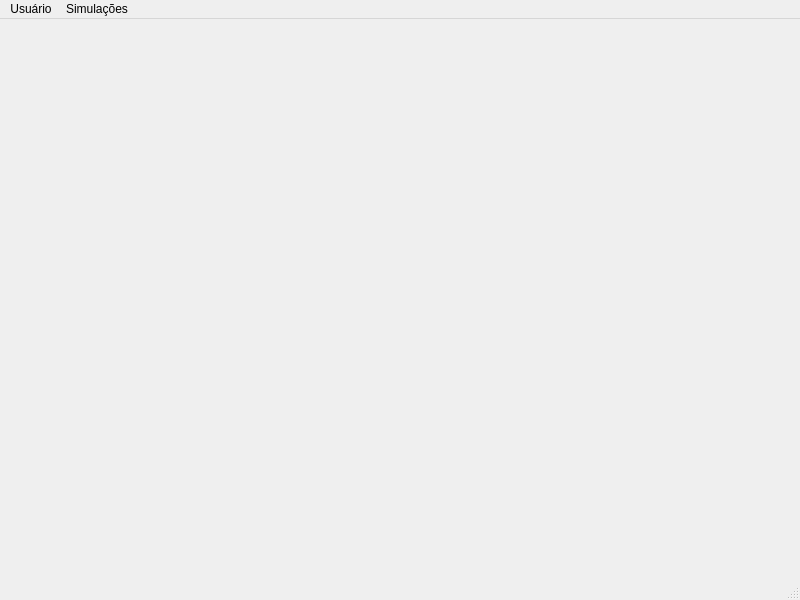
The window that Ui_PyQt/overview.ui (gustavo-moura/ABCSystem) describes before a commit, drawn with Qt 5.
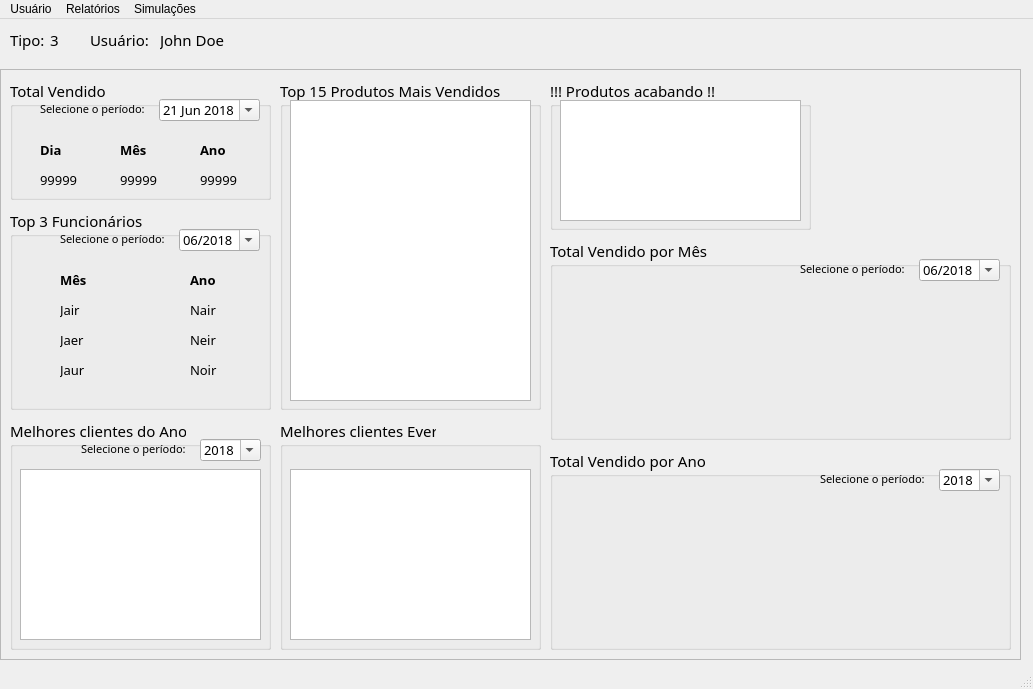
The same window after the commit.

Commit message: overview built

What changed in the file:
```diff
--- a/Ui_PyQt/overview.ui
+++ b/Ui_PyQt/overview.ui
@@ -6,36 +6,902 @@
    <rect>
     <x>0</x>
     <y>0</y>
-    <width>800</width>
-    <height>600</height>
+    <width>1033</width>
+    <height>689</height>
    </rect>
   </property>
   <property name="windowTitle">
    <string>ABC System</string>
   </property>
-  <widget class="QWidget" name="centralwidget"/>
+  <widget class="QWidget" name="centralwidget">
+   <widget class="QFrame" name="frame">
+    <property name="geometry">
+     <rect>
+      <x>0</x>
+      <y>50</y>
+      <width>1021</width>
+      <height>591</height>
+     </rect>
+    </property>
+    <property name="frameShape">
+     <enum>QFrame::StyledPanel</enum>
+    </property>
+    <property name="frameShadow">
+     <enum>QFrame::Raised</enum>
+    </property>
+    <widget class="QGroupBox" name="groupBox">
+     <property name="geometry">
+      <rect>
+       <x>10</x>
+       <y>10</y>
+       <width>261</width>
+       <height>121</height>
+      </rect>
+     </property>
+     <property name="font">
+      <font>
+       <family>Century Gothic</family>
+       <pointsize>11</pointsize>
+      </font>
+     </property>
+     <property name="title">
+      <string>Total Vendido</string>
+     </property>
+     <widget class="QLabel" name="label_2">
+      <property name="geometry">
+       <rect>
+        <x>30</x>
+        <y>60</y>
+        <width>47</width>
+        <height>21</height>
+       </rect>
+      </property>
+      <property name="font">
+       <font>
+        <family>Century Gothic</family>
+        <pointsize>10</pointsize>
+        <weight>75</weight>
+        <bold>true</bold>
+       </font>
+      </property>
+      <property name="text">
+       <string>Dia</string>
+      </property>
+     </widget>
+     <widget class="QLabel" name="label_4">
+      <property name="geometry">
+       <rect>
+        <x>110</x>
+        <y>60</y>
+        <width>47</width>
+        <height>21</height>
+       </rect>
+      </property>
+      <property name="font">
+       <font>
+        <family>Century Gothic</family>
+        <pointsize>10</pointsize>
+        <weight>75</weight>
+        <bold>true</bold>
+       </font>
+      </property>
+      <property name="text">
+       <string>Mês</string>
+      </property>
+     </widget>
+     <widget class="QLabel" name="label_5">
+      <property name="geometry">
+       <rect>
+        <x>190</x>
+        <y>60</y>
+        <width>41</width>
+        <height>21</height>
+       </rect>
+      </property>
+      <property name="font">
+       <font>
+        <family>Century Gothic</family>
+        <pointsize>10</pointsize>
+        <weight>75</weight>
+        <bold>true</bold>
+       </font>
+      </property>
+      <property name="text">
+       <string>Ano</string>
+      </property>
+     </widget>
+     <widget class="QDateEdit" name="in_1_data">
+      <property name="geometry">
+       <rect>
+        <x>149</x>
+        <y>20</y>
+        <width>101</width>
+        <height>22</height>
+       </rect>
+      </property>
+      <property name="font">
+       <font>
+        <pointsize>10</pointsize>
+       </font>
+      </property>
+      <property name="dateTime">
+       <datetime>
+        <hour>0</hour>
+        <minute>0</minute>
+        <second>0</second>
+        <year>2018</year>
+        <month>6</month>
+        <day>21</day>
+       </datetime>
+      </property>
+      <property name="calendarPopup">
+       <bool>true</bool>
+      </property>
+     </widget>
+     <widget class="QLabel" name="label_6">
+      <property name="geometry">
+       <rect>
+        <x>30</x>
+        <y>20</y>
+        <width>111</width>
+        <height>20</height>
+       </rect>
+      </property>
+      <property name="font">
+       <font>
+        <family>Century Gothic</family>
+        <pointsize>8</pointsize>
+       </font>
+      </property>
+      <property name="text">
+       <string>Selecione o período:</string>
+      </property>
+      <property name="buddy">
+       <cstring>in_1_data</cstring>
+      </property>
+     </widget>
+     <widget class="QLabel" name="lb_1_dia">
+      <property name="geometry">
+       <rect>
+        <x>30</x>
+        <y>90</y>
+        <width>47</width>
+        <height>21</height>
+       </rect>
+      </property>
+      <property name="font">
+       <font>
+        <family>Century Gothic</family>
+        <pointsize>10</pointsize>
+       </font>
+      </property>
+      <property name="text">
+       <string>99999</string>
+      </property>
+     </widget>
+     <widget class="QLabel" name="lb_1_mes">
+      <property name="geometry">
+       <rect>
+        <x>110</x>
+        <y>90</y>
+        <width>47</width>
+        <height>21</height>
+       </rect>
+      </property>
+      <property name="font">
+       <font>
+        <family>Century Gothic</family>
+        <pointsize>10</pointsize>
+       </font>
+      </property>
+      <property name="text">
+       <string>99999</string>
+      </property>
+     </widget>
+     <widget class="QLabel" name="lb_1_ano">
+      <property name="geometry">
+       <rect>
+        <x>190</x>
+        <y>90</y>
+        <width>47</width>
+        <height>21</height>
+       </rect>
+      </property>
+      <property name="font">
+       <font>
+        <family>Century Gothic</family>
+        <pointsize>10</pointsize>
+       </font>
+      </property>
+      <property name="text">
+       <string>99999</string>
+      </property>
+     </widget>
+    </widget>
+    <widget class="QGroupBox" name="groupBox_2">
+     <property name="geometry">
+      <rect>
+       <x>10</x>
+       <y>140</y>
+       <width>261</width>
+       <height>201</height>
+      </rect>
+     </property>
+     <property name="font">
+      <font>
+       <family>Century Gothic</family>
+       <pointsize>11</pointsize>
+      </font>
+     </property>
+     <property name="title">
+      <string>Top 3 Funcionários</string>
+     </property>
+     <widget class="QLabel" name="label_11">
+      <property name="geometry">
+       <rect>
+        <x>50</x>
+        <y>60</y>
+        <width>47</width>
+        <height>21</height>
+       </rect>
+      </property>
+      <property name="font">
+       <font>
+        <family>Century Gothic</family>
+        <pointsize>10</pointsize>
+        <weight>75</weight>
+        <bold>true</bold>
+       </font>
+      </property>
+      <property name="text">
+       <string>Mês</string>
+      </property>
+     </widget>
+     <widget class="QLabel" name="label_12">
+      <property name="geometry">
+       <rect>
+        <x>180</x>
+        <y>60</y>
+        <width>41</width>
+        <height>21</height>
+       </rect>
+      </property>
+      <property name="font">
+       <font>
+        <family>Century Gothic</family>
+        <pointsize>10</pointsize>
+        <weight>75</weight>
+        <bold>true</bold>
+       </font>
+      </property>
+      <property name="text">
+       <string>Ano</string>
+      </property>
+     </widget>
+     <widget class="QDateEdit" name="in_2_data">
+      <property name="geometry">
+       <rect>
+        <x>169</x>
+        <y>20</y>
+        <width>81</width>
+        <height>22</height>
+       </rect>
+      </property>
+      <property name="font">
+       <font>
+        <pointsize>10</pointsize>
+       </font>
+      </property>
+      <property name="dateTime">
+       <datetime>
+        <hour>0</hour>
+        <minute>0</minute>
+        <second>0</second>
+        <year>2018</year>
+        <month>6</month>
+        <day>21</day>
+       </datetime>
+      </property>
+      <property name="displayFormat">
+       <string>MM/yyyy</string>
+      </property>
+      <property name="calendarPopup">
+       <bool>true</bool>
+      </property>
+     </widget>
+     <widget class="QLabel" name="label_13">
+      <property name="geometry">
+       <rect>
+        <x>50</x>
+        <y>20</y>
+        <width>111</width>
+        <height>20</height>
+       </rect>
+      </property>
+      <property name="font">
+       <font>
+        <family>Century Gothic</family>
+        <pointsize>8</pointsize>
+       </font>
+      </property>
+      <property name="text">
+       <string>Selecione o período:</string>
+      </property>
+      <property name="buddy">
+       <cstring>in_2_data</cstring>
+      </property>
+     </widget>
+     <widget class="QLabel" name="lb_2_m1">
+      <property name="geometry">
+       <rect>
+        <x>50</x>
+        <y>90</y>
+        <width>47</width>
+        <height>21</height>
+       </rect>
+      </property>
+      <property name="font">
+       <font>
+        <family>Century Gothic</family>
+        <pointsize>10</pointsize>
+       </font>
+      </property>
+      <property name="text">
+       <string>Jair</string>
+      </property>
+     </widget>
+     <widget class="QLabel" name="lb_2_a1">
+      <property name="geometry">
+       <rect>
+        <x>180</x>
+        <y>90</y>
+        <width>47</width>
+        <height>21</height>
+       </rect>
+      </property>
+      <property name="font">
+       <font>
+        <family>Century Gothic</family>
+        <pointsize>10</pointsize>
+       </font>
+      </property>
+      <property name="text">
+       <string>Nair</string>
+      </property>
+     </widget>
+     <widget class="QLabel" name="lb_2_m2">
+      <property name="geometry">
+       <rect>
+        <x>50</x>
+        <y>120</y>
+        <width>47</width>
+        <height>21</height>
+       </rect>
+      </property>
+      <property name="font">
+       <font>
+        <family>Century Gothic</family>
+        <pointsize>10</pointsize>
+       </font>
+      </property>
+      <property name="text">
+       <string>Jaer</string>
+      </property>
+     </widget>
+     <widget class="QLabel" name="lb_2_m3">
+      <property name="geometry">
+       <rect>
+        <x>50</x>
+        <y>150</y>
+        <width>47</width>
+        <height>21</height>
+       </rect>
+      </property>
+      <property name="font">
+       <font>
+        <family>Century Gothic</family>
+        <pointsize>10</pointsize>
+       </font>
+      </property>
+      <property name="text">
+       <string>Jaur</string>
+      </property>
+     </widget>
+     <widget class="QLabel" name="lb_2_a2">
+      <property name="geometry">
+       <rect>
+        <x>180</x>
+        <y>120</y>
+        <width>47</width>
+        <height>21</height>
+       </rect>
+      </property>
+      <property name="font">
+       <font>
+        <family>Century Gothic</family>
+        <pointsize>10</pointsize>
+       </font>
+      </property>
+      <property name="text">
+       <string>Neir</string>
+      </property>
+     </widget>
+     <widget class="QLabel" name="lb_2_a3">
+      <property name="geometry">
+       <rect>
+        <x>180</x>
+        <y>150</y>
+        <width>47</width>
+        <height>21</height>
+       </rect>
+      </property>
+      <property name="font">
+       <font>
+        <family>Century Gothic</family>
+        <pointsize>10</pointsize>
+       </font>
+      </property>
+      <property name="text">
+       <string>Noir</string>
+      </property>
+     </widget>
+    </widget>
+    <widget class="QGroupBox" name="groupBox_3">
+     <property name="geometry">
+      <rect>
+       <x>280</x>
+       <y>10</y>
+       <width>261</width>
+       <height>331</height>
+      </rect>
+     </property>
+     <property name="font">
+      <font>
+       <family>Century Gothic</family>
+       <pointsize>11</pointsize>
+      </font>
+     </property>
+     <property name="title">
+      <string>Top 15 Produtos Mais Vendidos</string>
+     </property>
+     <widget class="QTableView" name="tb_3">
+      <property name="geometry">
+       <rect>
+        <x>10</x>
+        <y>21</y>
+        <width>241</width>
+        <height>301</height>
+       </rect>
+      </property>
+      <property name="font">
+       <font>
+        <family>Century Gothic</family>
+        <pointsize>10</pointsize>
+       </font>
+      </property>
+     </widget>
+    </widget>
+    <widget class="QGroupBox" name="groupBox_4">
+     <property name="geometry">
+      <rect>
+       <x>10</x>
+       <y>350</y>
+       <width>261</width>
+       <height>231</height>
+      </rect>
+     </property>
+     <property name="font">
+      <font>
+       <family>Century Gothic</family>
+       <pointsize>11</pointsize>
+      </font>
+     </property>
+     <property name="title">
+      <string>Melhores clientes do Ano</string>
+     </property>
+     <widget class="QTableView" name="tb_4">
+      <property name="geometry">
+       <rect>
+        <x>10</x>
+        <y>50</y>
+        <width>241</width>
+        <height>171</height>
+       </rect>
+      </property>
+      <property name="font">
+       <font>
+        <family>Century Gothic</family>
+        <pointsize>10</pointsize>
+       </font>
+      </property>
+     </widget>
+     <widget class="QDateEdit" name="in_4_data">
+      <property name="geometry">
+       <rect>
+        <x>190</x>
+        <y>20</y>
+        <width>61</width>
+        <height>22</height>
+       </rect>
+      </property>
+      <property name="font">
+       <font>
+        <pointsize>10</pointsize>
+       </font>
+      </property>
+      <property name="dateTime">
+       <datetime>
+        <hour>0</hour>
+        <minute>0</minute>
+        <second>0</second>
+        <year>2018</year>
+        <month>6</month>
+        <day>21</day>
+       </datetime>
+      </property>
+      <property name="currentSection">
+       <enum>QDateTimeEdit::YearSection</enum>
+      </property>
+      <property name="displayFormat">
+       <string>yyyy</string>
+      </property>
+      <property name="calendarPopup">
+       <bool>true</bool>
+      </property>
+     </widget>
+     <widget class="QLabel" name="label_14">
+      <property name="geometry">
+       <rect>
+        <x>71</x>
+        <y>20</y>
+        <width>111</width>
+        <height>20</height>
+       </rect>
+      </property>
+      <property name="font">
+       <font>
+        <family>Century Gothic</family>
+        <pointsize>8</pointsize>
+       </font>
+      </property>
+      <property name="text">
+       <string>Selecione o período:</string>
+      </property>
+      <property name="buddy">
+       <cstring>in_2_data</cstring>
+      </property>
+     </widget>
+    </widget>
+    <widget class="QGroupBox" name="groupBox_5">
+     <property name="geometry">
+      <rect>
+       <x>280</x>
+       <y>350</y>
+       <width>261</width>
+       <height>231</height>
+      </rect>
+     </property>
+     <property name="font">
+      <font>
+       <family>Century Gothic</family>
+       <pointsize>11</pointsize>
+      </font>
+     </property>
+     <property name="title">
+      <string>Melhores clientes Ever</string>
+     </property>
+     <widget class="QTableView" name="tb_5">
+      <property name="geometry">
+       <rect>
+        <x>10</x>
+        <y>50</y>
+        <width>241</width>
+        <height>171</height>
+       </rect>
+      </property>
+      <property name="font">
+       <font>
+        <family>Century Gothic</family>
+        <pointsize>10</pointsize>
+       </font>
+      </property>
+     </widget>
+    </widget>
+    <widget class="QGroupBox" name="groupBox_6">
+     <property name="geometry">
+      <rect>
+       <x>550</x>
+       <y>10</y>
+       <width>261</width>
+       <height>151</height>
+      </rect>
+     </property>
+     <property name="font">
+      <font>
+       <family>Century Gothic</family>
+       <pointsize>11</pointsize>
+      </font>
+     </property>
+     <property name="title">
+      <string>!!! Produtos acabando !!!</string>
+     </property>
+     <widget class="QTableView" name="tb_6">
+      <property name="geometry">
+       <rect>
+        <x>10</x>
+        <y>21</y>
+        <width>241</width>
+        <height>121</height>
+       </rect>
+      </property>
+      <property name="font">
+       <font>
+        <family>Century Gothic</family>
+        <pointsize>10</pointsize>
+       </font>
+      </property>
+     </widget>
+    </widget>
+    <widget class="QGroupBox" name="groupBox_7">
+     <property name="geometry">
+      <rect>
+       <x>550</x>
+       <y>170</y>
+       <width>461</width>
+       <height>201</height>
+      </rect>
+     </property>
+     <property name="font">
+      <font>
+       <family>Century Gothic</family>
+       <pointsize>11</pointsize>
+      </font>
+     </property>
+     <property name="title">
+      <string>Total Vendido por Mês</string>
+     </property>
+     <widget class="QLabel" name="label_16">
+      <property name="geometry">
+       <rect>
+        <x>250</x>
+        <y>20</y>
+        <width>111</width>
+        <height>20</height>
+       </rect>
+      </property>
+      <property name="font">
+       <font>
+        <family>Century Gothic</family>
+        <pointsize>8</pointsize>
+       </font>
+      </property>
+      <property name="text">
+       <string>Selecione o período:</string>
+      </property>
+      <property name="buddy">
+       <cstring>in_2_data</cstring>
+      </property>
+     </widget>
+     <widget class="QDateEdit" name="in_7_data">
+      <property name="geometry">
+       <rect>
+        <x>369</x>
+        <y>20</y>
+        <width>81</width>
+        <height>22</height>
+       </rect>
+      </property>
+      <property name="font">
+       <font>
+        <pointsize>10</pointsize>
+       </font>
+      </property>
+      <property name="dateTime">
+       <datetime>
+        <hour>0</hour>
+        <minute>0</minute>
+        <second>0</second>
+        <year>2018</year>
+        <month>6</month>
+        <day>21</day>
+       </datetime>
+      </property>
+      <property name="displayFormat">
+       <string>MM/yyyy</string>
+      </property>
+      <property name="calendarPopup">
+       <bool>true</bool>
+      </property>
+     </widget>
+    </widget>
+    <widget class="QGroupBox" name="groupBox_8">
+     <property name="geometry">
+      <rect>
+       <x>550</x>
+       <y>380</y>
+       <width>461</width>
+       <height>201</height>
+      </rect>
+     </property>
+     <property name="font">
+      <font>
+       <family>Century Gothic</family>
+       <pointsize>11</pointsize>
+      </font>
+     </property>
+     <property name="title">
+      <string>Total Vendido por Ano</string>
+     </property>
+     <widget class="QDateEdit" name="in_8_data">
+      <property name="geometry">
+       <rect>
+        <x>389</x>
+        <y>20</y>
+        <width>61</width>
+        <height>22</height>
+       </rect>
+      </property>
+      <property name="font">
+       <font>
+        <pointsize>10</pointsize>
+       </font>
+      </property>
+      <property name="dateTime">
+       <datetime>
+        <hour>0</hour>
+        <minute>0</minute>
+        <second>0</second>
+        <year>2018</year>
+        <month>6</month>
+        <day>21</day>
+       </datetime>
+      </property>
+      <property name="currentSection">
+       <enum>QDateTimeEdit::YearSection</enum>
+      </property>
+      <property name="displayFormat">
+       <string>yyyy</string>
+      </property>
+      <property name="calendarPopup">
+       <bool>true</bool>
+      </property>
+     </widget>
+     <widget class="QLabel" name="label_15">
+      <property name="geometry">
+       <rect>
+        <x>270</x>
+        <y>20</y>
+        <width>111</width>
+        <height>20</height>
+       </rect>
+      </property>
+      <property name="font">
+       <font>
+        <family>Century Gothic</family>
+        <pointsize>8</pointsize>
+       </font>
+      </property>
+      <property name="text">
+       <string>Selecione o período:</string>
+      </property>
+      <property name="buddy">
+       <cstring>in_2_data</cstring>
+      </property>
+     </widget>
+    </widget>
+   </widget>
+   <widget class="QLabel" name="label">
+    <property name="geometry">
+     <rect>
+      <x>90</x>
+      <y>10</y>
+      <width>71</width>
+      <height>21</height>
+     </rect>
+    </property>
+    <property name="font">
+     <font>
+      <family>Century Gothic</family>
+      <pointsize>11</pointsize>
+     </font>
+    </property>
+    <property name="text">
+     <string>Usuário:</string>
+    </property>
+   </widget>
+   <widget class="QLabel" name="lb_nomeuser">
+    <property name="geometry">
+     <rect>
+      <x>160</x>
+      <y>10</y>
+      <width>861</width>
+      <height>21</height>
+     </rect>
+    </property>
+    <property name="font">
+     <font>
+      <family>Century Gothic</family>
+      <pointsize>11</pointsize>
+     </font>
+    </property>
+    <property name="text">
+     <string>John Doe</string>
+    </property>
+   </widget>
+   <widget class="QLabel" name="label_3">
+    <property name="geometry">
+     <rect>
+      <x>10</x>
+      <y>10</y>
+      <width>41</width>
+      <height>21</height>
+     </rect>
+    </property>
+    <property name="font">
+     <font>
+      <family>Century Gothic</family>
+      <pointsize>11</pointsize>
+     </font>
+    </property>
+    <property name="text">
+     <string>Tipo:</string>
+    </property>
+   </widget>
+   <widget class="QLabel" name="lb_tipouser">
+    <property name="geometry">
+     <rect>
+      <x>50</x>
+      <y>10</y>
+      <width>21</width>
+      <height>21</height>
+     </rect>
+    </property>
+    <property name="font">
+     <font>
+      <family>Century Gothic</family>
+      <pointsize>11</pointsize>
+     </font>
+    </property>
+    <property name="text">
+     <string>3</string>
+    </property>
+   </widget>
+  </widget>
   <widget class="QMenuBar" name="menubar">
    <property name="geometry">
     <rect>
      <x>0</x>
      <y>0</y>
-     <width>800</width>
+     <width>1033</width>
      <height>21</height>
     </rect>
    </property>
-   <widget class="QMenu" name="menuUsu_rio">
+   <widget class="QMenu" name="menuUser">
     <property name="title">
      <string>Usuário</string>
     </property>
     <addaction name="actionSair"/>
    </widget>
-   <widget class="QMenu" name="menuSimula_es">
+   <widget class="QMenu" name="menuSim">
     <property name="title">
      <string>Simulações</string>
     </property>
    </widget>
-   <addaction name="menuUsu_rio"/>
-   <addaction name="menuSimula_es"/>
+   <widget class="QMenu" name="menuRel">
+    <property name="title">
+     <string>Relatórios</string>
+    </property>
+    <addaction name="actionR1"/>
+    <addaction name="actionR2"/>
+    <addaction name="actionR3"/>
+    <addaction name="actionR4"/>
+    <addaction name="actionR5"/>
+    <addaction name="actionR6"/>
+    <addaction name="actionR7"/>
+   </widget>
+   <addaction name="menuUser"/>
+   <addaction name="menuRel"/>
+   <addaction name="menuSim"/>
   </widget>
   <widget class="QStatusBar" name="statusbar"/>
   <action name="actionSair">
```
Left out of the diff: 53 changed lines with no effect on the pictures. The commit also changes 3 other files.
